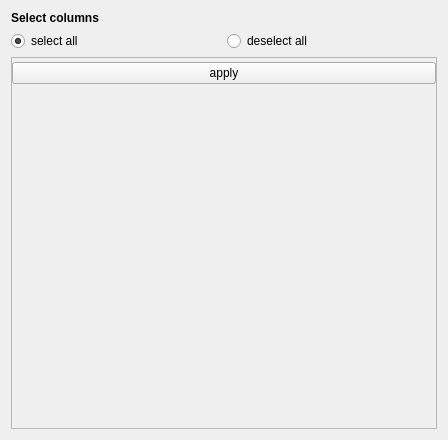
Qt form resources/design/ui/modules/selectColumns.ui (jeaunrg/PyQTapp_template) before a commit.
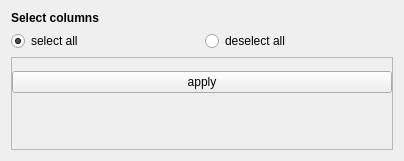
The same form after that commit.

Diff of the .ui file:
```diff
--- a/resources/design/ui/modules/selectColumns.ui
+++ b/resources/design/ui/modules/selectColumns.ui
@@ -6,8 +6,8 @@
    <rect>
     <x>0</x>
     <y>0</y>
-    <width>448</width>
-    <height>440</height>
+    <width>404</width>
+    <height>161</height>
    </rect>
   </property>
   <property name="windowTitle">
@@ -61,8 +61,8 @@
        <rect>
         <x>0</x>
         <y>0</y>
-        <width>424</width>
-        <height>364</height>
+        <width>380</width>
+        <height>85</height>
        </rect>
       </property>
       <layout class="QVBoxLayout" name="verticalLayout_3">
@@ -82,6 +82,7 @@
         <number>0</number>
        </property>
        <item>
+        <widget class="QWidget" name="colnames" native="true">
         <layout class="QGridLayout" name="grid">
          <property name="bottomMargin">
           <number>4</number>
@@ -90,6 +91,7 @@
           <number>0</number>
          </property>
         </layout>
+        </widget>
        </item>
        <item>
         <widget class="QPushButton" name="apply">
```
Lines whose indentation alone changed are shown as unchanged.
